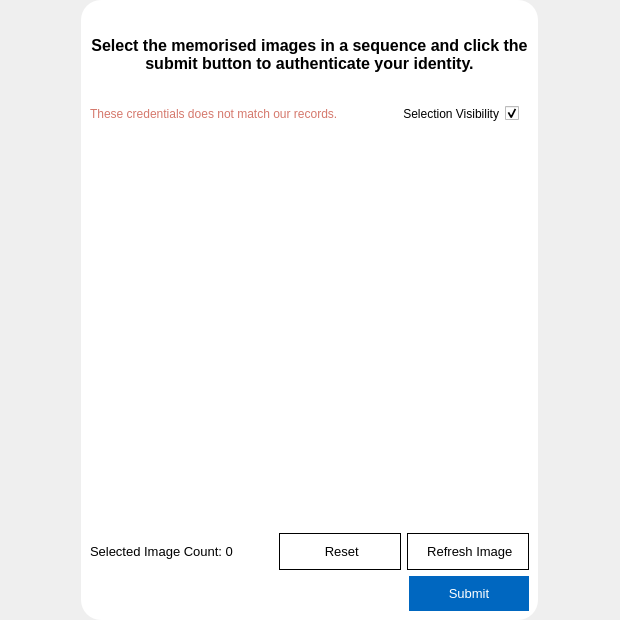
Before: the Qt Designer form src/views_ui/authenticate_views/picture_password_view.ui in devforgely/MFA-Simulator, drawn with Qt 5.
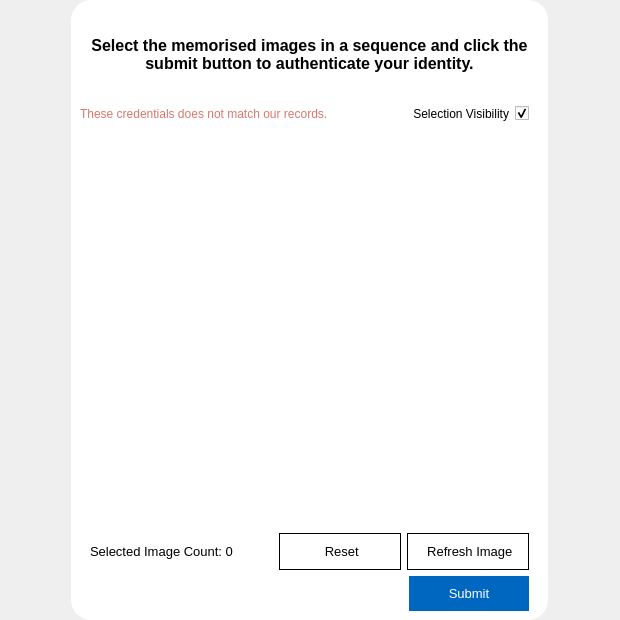
After: the same form once the commit is applied. Icons and pictures are not drawn. Custom widgets are drawn as their Qt base class.

The edit to the form file:
```diff
--- a/src/views_ui/authenticate_views/picture_password_view.ui
+++ b/src/views_ui/authenticate_views/picture_password_view.ui
@@ -53,12 +53,20 @@
 	border: 1px solid black;
 }
 
+#reset_btn:hover, #refresh_btn:hover {
+	background-color: #e6e6e6;
+}
+
 #submit_btn {
 	color: white;
 	border: none;
 	background-color: #0067c0;
 }
 
+#submit_btn:hover {
+	background-color: #005dad;
+}
+
 #warning_label {
 	color: #d5786c;
 }</string>
@@ -286,6 +294,12 @@
       </item>
       <item>
        <layout class="QHBoxLayout" name="horizontalLayout_2">
+        <property name="leftMargin">
+         <number>10</number>
+        </property>
+        <property name="rightMargin">
+         <number>10</number>
+        </property>
         <item>
          <widget class="QLabel" name="select_lbl">
           <property name="text">
@@ -341,6 +355,12 @@
         <property name="spacing">
          <number>5</number>
         </property>
+        <property name="leftMargin">
+         <number>10</number>
+        </property>
+        <property name="rightMargin">
+         <number>10</number>
+        </property>
         <item alignment="Qt::AlignRight">
          <widget class="QPushButton" name="submit_btn">
           <property name="cursor">
@@ -359,17 +379,17 @@
   </layout>
  </widget>
  <customwidgets>
-  <customwidget>
-   <class>BorderedImageLabel</class>
-   <extends>QLabel</extends>
-   <header>widgets/clickables.h</header>
-  </customwidget>
   <customwidget>
    <class>ShadowFrame</class>
    <extends>QFrame</extends>
    <header location="global">widgets/shadow.h</header>
    <container>1</container>
   </customwidget>
+  <customwidget>
+   <class>BorderedImageLabel</class>
+   <extends>QLabel</extends>
+   <header>widgets/clickables.h</header>
+  </customwidget>
  </customwidgets>
  <resources/>
  <connections/>
```
